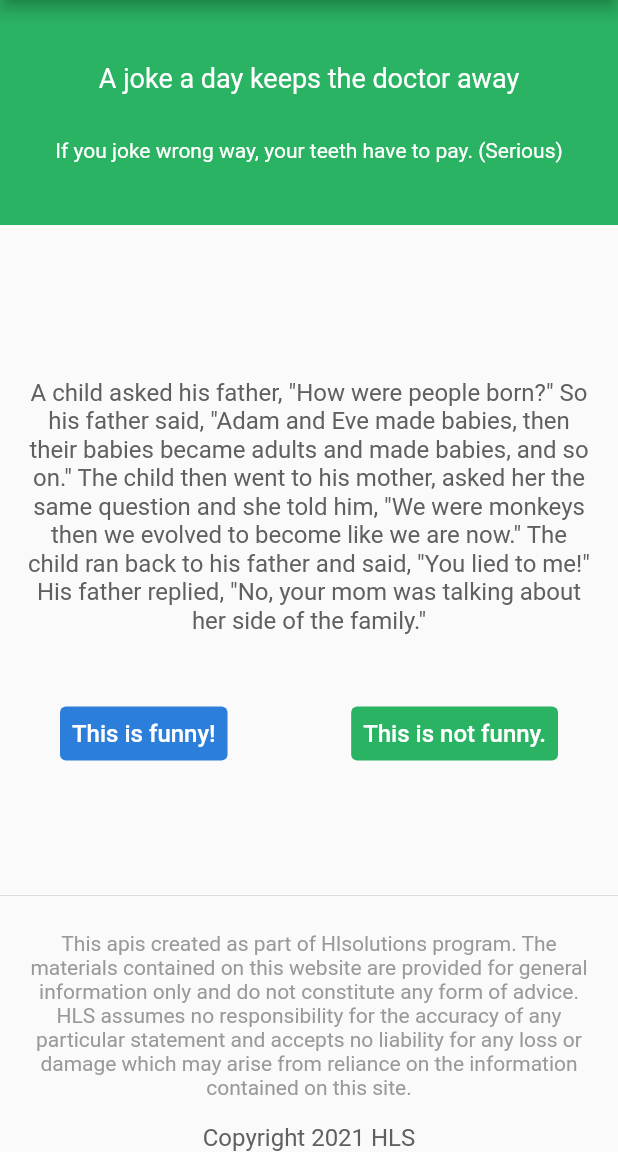
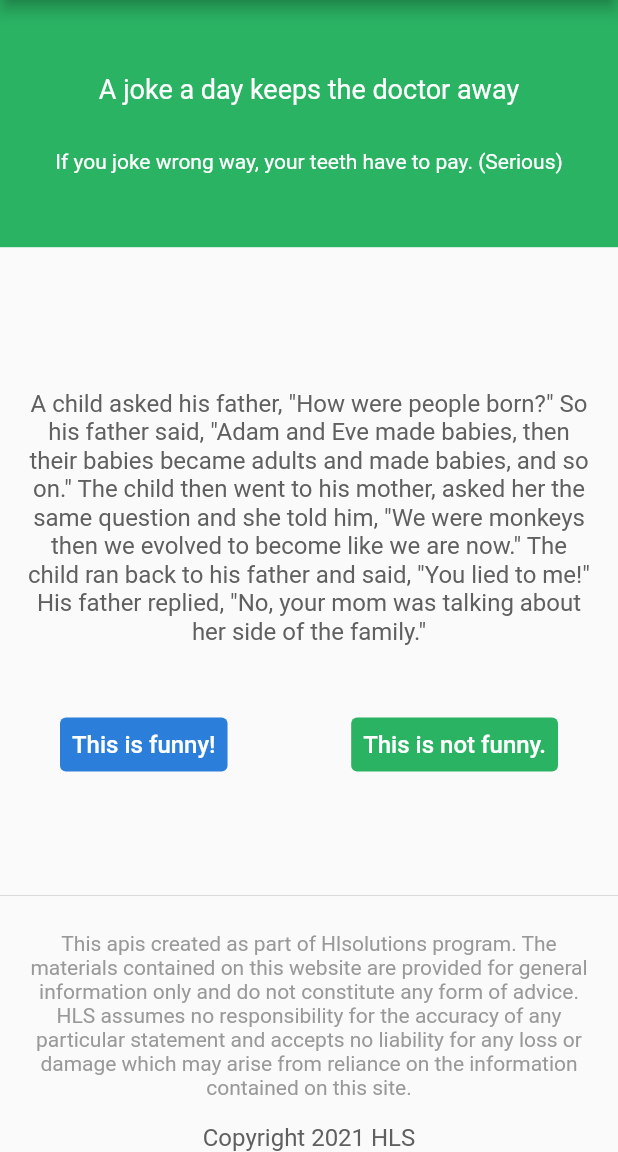
Before and after one commit to phammaidung/hl-assignment, a Flutter app: the screen it shows after launch, on a phone screen of 412 x 824 dp, the part 84-1236 px from its top. Run offline on Flutter 3.47's test engine with Material 2 defaults, Android fonts, the phone set to English and light mode, and no system bars; our stand-ins replace cloud_firestore, firebase_core; accounts and stored records are empty.

Commit message:
modify some sizes

```diff
--- a/mobile/lib/screens/joke_screen.dart
+++ b/mobile/lib/screens/joke_screen.dart
@@ -62,14 +62,16 @@ class _JokeScreenState extends State<JokeScreen> {
         mainAxisAlignment: MainAxisAlignment.spaceBetween,
         children: [
           Container(
+            padding: const EdgeInsets.only(left: 16, right: 16),
             width: double.infinity,
-            height: 150,
+            height: MediaQuery.of(context).size.height * 0.2,
             color: const Color.fromARGB(255, 42, 179, 99),
             child: const Column(
               mainAxisAlignment: MainAxisAlignment.center,
               children: [
                 Text(
                   "A joke a day keeps the doctor away",
+                  textAlign: TextAlign.center,
                   style: TextStyle(
                       color: Color.fromARGB(255, 255, 255, 255), fontSize: 18),
                 ),
@@ -78,6 +80,7 @@ class _JokeScreenState extends State<JokeScreen> {
                 ),
                 Text(
                   "If you joke wrong way, your teeth have to pay. (Serious)",
+                  textAlign: TextAlign.center,
                   style: TextStyle(
                       color: Color.fromARGB(255, 255, 255, 255), fontSize: 14),
                 ),
@@ -111,6 +114,7 @@ class _JokeScreenState extends State<JokeScreen> {
               ),
               Text(
                 "Copyright 2021 HLS",
+                textAlign: TextAlign.center,
                 style: TextStyle(
                     fontSize: 16, color: Color.fromARGB(255, 96, 96, 96)),
               ),
--- a/mobile/lib/widgets/display_jokes.dart
+++ b/mobile/lib/widgets/display_jokes.dart
@@ -94,7 +94,10 @@ class _DisplayJokesContentState extends State<DisplayJokesContent> {
                     backgroundColor: const Color.fromARGB(255, 44, 126, 219),
                     textStyle: const TextStyle(
                         fontSize: 16, fontWeight: FontWeight.w500)),
-                child: const Text("This is funny!"),
+                child: const Text(
+                  "This is funny!",
+                  textAlign: TextAlign.center,
+                ),
               ),
               const Spacer(),
               TextButton(
@@ -107,7 +110,10 @@ class _DisplayJokesContentState extends State<DisplayJokesContent> {
                   textStyle: const TextStyle(
                       fontSize: 16, fontWeight: FontWeight.w500),
                 ),
-                child: const Text("This is not funny."),
+                child: const Text(
+                  "This is not funny.",
+                  textAlign: TextAlign.center,
+                ),
               ),
             ],
           ),
```
